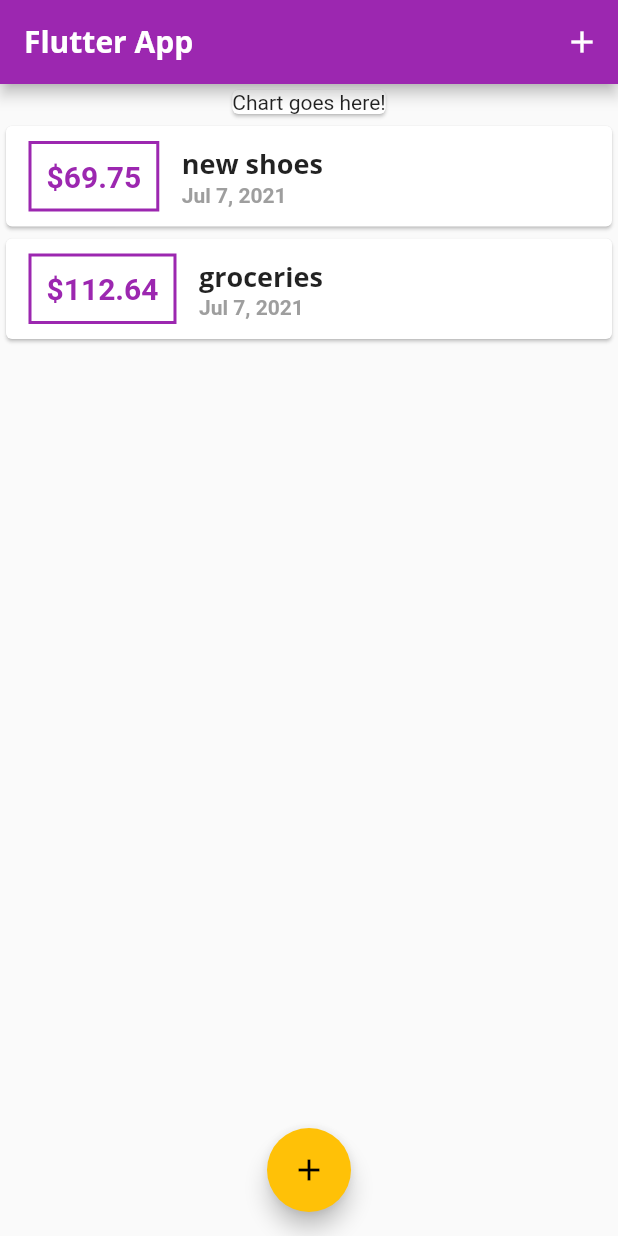
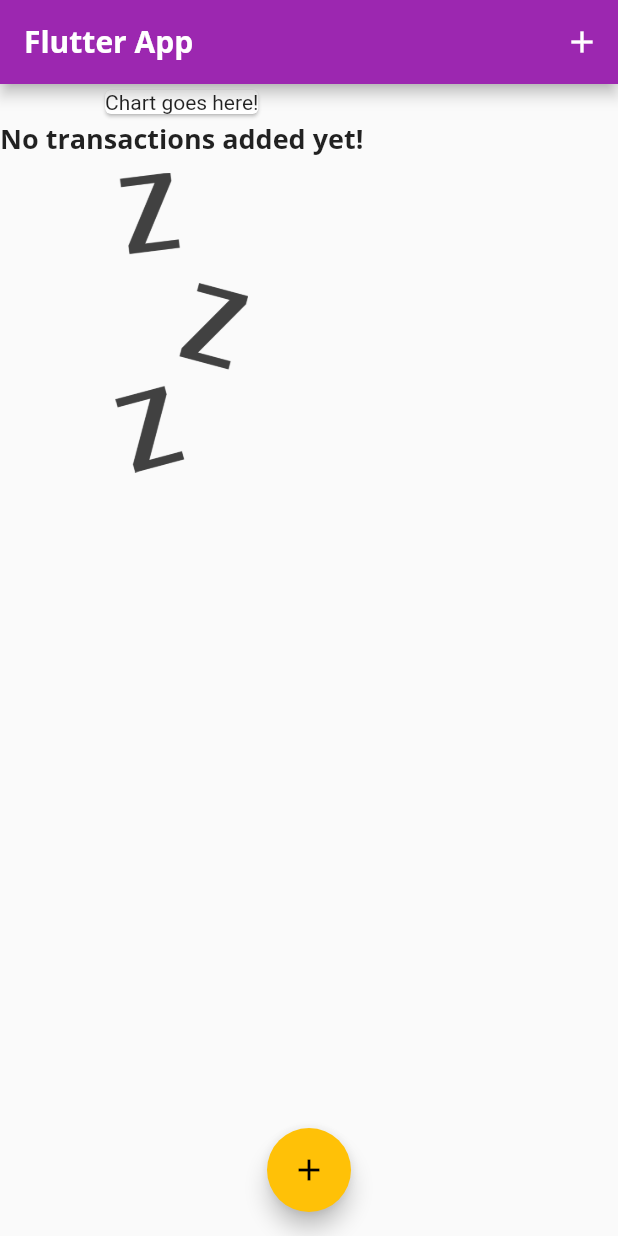
Before and after one commit to yaser-eftekhari/flutter-expense_planner, a Flutter app: the screen it shows after launch, on a phone screen of 412 x 824 dp. Run offline on Flutter 3.47's test engine with Material 2 defaults, Android fonts, the phone set to English and light mode, and no system bars.

Commit message:
added an image when there are no transactions

```diff
--- a/lib/main.dart
+++ b/lib/main.dart
@@ -11,6 +11,7 @@ class MyApp extends StatelessWidget {
   @override
   Widget build(BuildContext context) {
     return MaterialApp(
+      debugShowCheckedModeBanner: false,
       title: 'Personal Expenses',
       theme: ThemeData(
         primarySwatch: Colors.purple,
@@ -57,18 +58,18 @@ class _MyHomePageState extends State<MyHomePage> {
   }
 
   final List<Transaction> _userTransactions = [
-    Transaction(
-      id: "id1",
-      title: "new shoes",
-      amount: 69.75,
-      date: DateTime.now(),
-    ),
-    Transaction(
-      id: "id2",
-      title: "groceries",
-      amount: 112.64,
-      date: DateTime.now(),
-    ),
+    // Transaction(
+    //   id: "id1",
+    //   title: "new shoes",
+    //   amount: 69.75,
+    //   date: DateTime.now(),
+    // ),
+    // Transaction(
+    //   id: "id2",
+    //   title: "groceries",
+    //   amount: 112.64,
+    //   date: DateTime.now(),
+    // ),
   ];
 
   void _addNewTransaction(String newTitle, double newAmount) {
--- a/lib/widgets/transaction_list.dart
+++ b/lib/widgets/transaction_list.dart
@@ -12,7 +12,26 @@ class TransactionList extends StatelessWidget {
   Widget build(BuildContext context) {
     return Container(
       height: 300,
-      child: ListView.builder(
+      child: _userTransactions.isEmpty
+          ? Column(
+              children: [
+                Text(
+                  "No transactions added yet!",
+                  style: Theme.of(context).textTheme.headline6,
+                ),
+                SizedBox(
+                  height: 10,
+                ),
+                Container(
+                  height: 200,
+                  child: Image.asset(
+                    "assets/images/waiting.png",
+                    fit: BoxFit.cover,
+                  ),
+                ),
+              ],
+            )
+          : ListView.builder(
               itemCount: _userTransactions.length,
               itemBuilder: (ctx, index) {
                 return Card(
@@ -45,7 +64,8 @@ class TransactionList extends StatelessWidget {
                             style: Theme.of(context).textTheme.headline6,
                           ),
                           Text(
-                      DateFormat.yMMMd().format(_userTransactions[index].date),
+                            DateFormat.yMMMd()
+                                .format(_userTransactions[index].date),
                             style: TextStyle(
                               fontWeight: FontWeight.bold,
                               fontSize: 14,
--- a/pubspec.yaml
+++ b/pubspec.yaml
@@ -47,8 +47,9 @@ flutter:
   uses-material-design: true
 
   # To add assets to your application, add an assets section, like this:
-  # assets:
-  #   - images/a_dot_burr.jpeg
+  assets:
+    - assets/images/
+#   - assets/images/waiting.png
   #   - images/a_dot_ham.jpeg
 
   # An image asset can refer to one or more resolution-specific "variants", see
```
Also changed, not shown: assets/images/waiting.png (added). Lines whose indentation alone changed are shown as unchanged.
